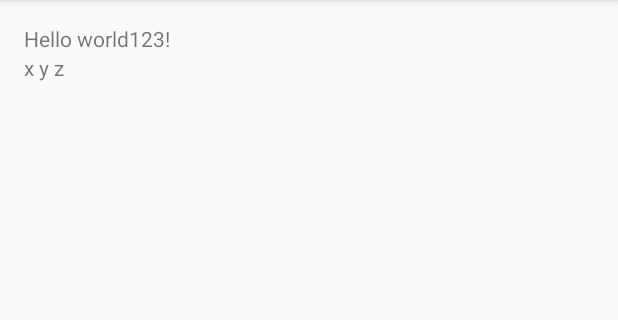
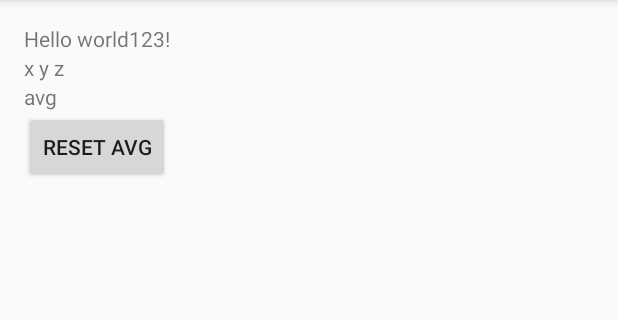
Before and after one commit to andrden/LiftFloor, an Android app: the screen it shows after launch (MainActivity), on a phone screen of 412 x 824 dp, the part 84-404 px from its top. Run offline under Robolectric (Android 15) with nearby library versions, the light colour scheme and no system bars.

Commit message:
TYPE_LINEAR_ACCELERATION doesn't work, so just averaging gravity manually

```diff
--- a/app/src/main/java/com/example/testuser/liftfloor/MainActivity.java
+++ b/app/src/main/java/com/example/testuser/liftfloor/MainActivity.java
@@ -9,13 +9,42 @@ import android.support.v7.app.ActionBarActivity;
 import android.os.Bundle;
 import android.view.Menu;
 import android.view.MenuItem;
+import android.view.View;
 import android.widget.TextView;
 
 
-public class MainActivity extends ActionBarActivity implements SensorEventListener {
+public class MainActivity extends ActionBarActivity {
     SensorManager senSensorManager;
+
     Sensor senAccelerometer;
-    long tprev=System.currentTimeMillis();
+    SensorEventListener accListener;
+    long tprevAcc=System.currentTimeMillis();
+
+    float hmeter = 0;
+    Avg avgGravity = new Avg();
+
+    class Avg{
+        int count=0;
+        double sum=0;
+        void add(float v){
+            sum += v;
+            count++;
+        }
+        double avg(){
+            if( count < 1 ){
+                return 0;
+            }
+            return sum / count;
+        }
+        void reset(){
+            count=0;
+            sum=0;
+        }
+    }
+
+    public void resetAvg(View view) {
+        avgGravity.reset();
+    }
 
     @Override
     protected void onCreate(Bundle savedInstanceState) {
@@ -24,8 +53,31 @@ public class MainActivity extends ActionBarActivity implements SensorEventListen
 
         senSensorManager = (SensorManager) getSystemService(Context.SENSOR_SERVICE);
         senAccelerometer = senSensorManager.getDefaultSensor(Sensor.TYPE_ACCELEROMETER);
-        senSensorManager.registerListener(this, senAccelerometer, SensorManager.SENSOR_DELAY_NORMAL);
 
+                // SENSOR_DELAY_NORMAL
+        accListener = new SensorEventListener() {
+            @Override
+            public void onSensorChanged(SensorEvent sensorEvent) {
+                float x = sensorEvent.values[0];
+                float y = sensorEvent.values[1];
+                float z = sensorEvent.values[2];
+
+                avgGravity.add(z);
+                TextView tvAvg = (TextView)findViewById(R.id.xyzAvg);
+                tvAvg.setText("avg="+avgGravity.avg()+" "+avgGravity.count);
+
+
+                TextView tv = (TextView)findViewById(R.id.xyz);
+                tv.setText(" dt="+(System.currentTimeMillis()-tprevAcc));
+                tprevAcc = System.currentTimeMillis();
+            }
+
+            @Override
+            public void onAccuracyChanged(Sensor sensor, int i) {
+            }
+        };
+
+        senSensorManager.registerListener(accListener, senAccelerometer, SensorManager.SENSOR_DELAY_FASTEST);
     }
 
 
@@ -53,35 +105,15 @@ public class MainActivity extends ActionBarActivity implements SensorEventListen
 
     protected void onPause() {
         super.onPause();
-        senSensorManager.unregisterListener(this);
+        senSensorManager.unregisterListener(accListener);
     }
 
     protected void onResume() {
         super.onResume();
-        senSensorManager.registerListener(this, senAccelerometer, SensorManager.SENSOR_DELAY_NORMAL);
-    }
-
-    @Override
-    public void onSensorChanged(SensorEvent sensorEvent) {
-        Sensor mySensor = sensorEvent.sensor;
-
-        if (mySensor.getType() == Sensor.TYPE_ACCELEROMETER) {
-            float x = sensorEvent.values[0];
-            float y = sensorEvent.values[1];
-            float z = sensorEvent.values[2];
-
-            TextView tv = (TextView)findViewById(R.id.xyz);
-            tv.setText(x+ " "+y+" "+z+" dt="+(System.currentTimeMillis()-tprev)+" acc="+sensorEvent.accuracy);
-            tprev = System.currentTimeMillis();
-        }
+        senSensorManager.registerListener(accListener, senAccelerometer, SensorManager.SENSOR_DELAY_FASTEST);
     }
 
 
 
-    @Override
-    public void onAccuracyChanged(Sensor sensor, int accuracy) {
-        //SensorManager.SENSOR_STATUS_ACCURACY_HIGH=3;
-        //TextView tv = (TextView)findViewById(R.id.acc);
-        //tv.setText("acc="+accuracy);
-    }
+
 }
--- a/app/src/main/res/layout/activity_main.xml
+++ b/app/src/main/res/layout/activity_main.xml
@@ -15,6 +15,14 @@
             android:id="@+id/xyz"
             android:layout_width="wrap_content"
             android:layout_height="wrap_content" />
+        <TextView android:text="avg"
+            android:id="@+id/xyzAvg"
+            android:layout_width="wrap_content"
+            android:layout_height="wrap_content" />
+        <Button android:text="Reset avg"
+            android:onClick="resetAvg"
+            android:layout_width="wrap_content"
+            android:layout_height="wrap_content" />
     </LinearLayout>
 
 
```
Also changed, not shown: app/build.gradle (+4 -3 lines).
